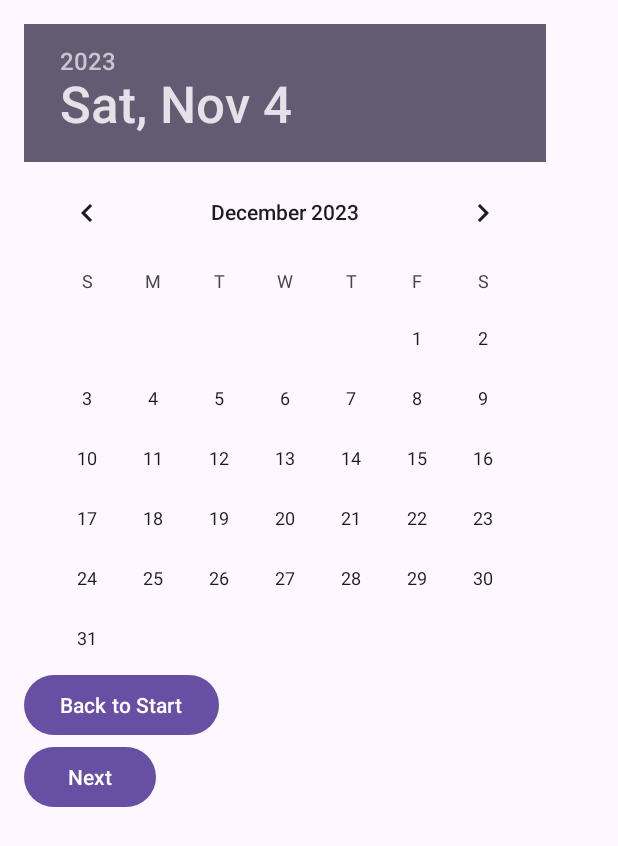
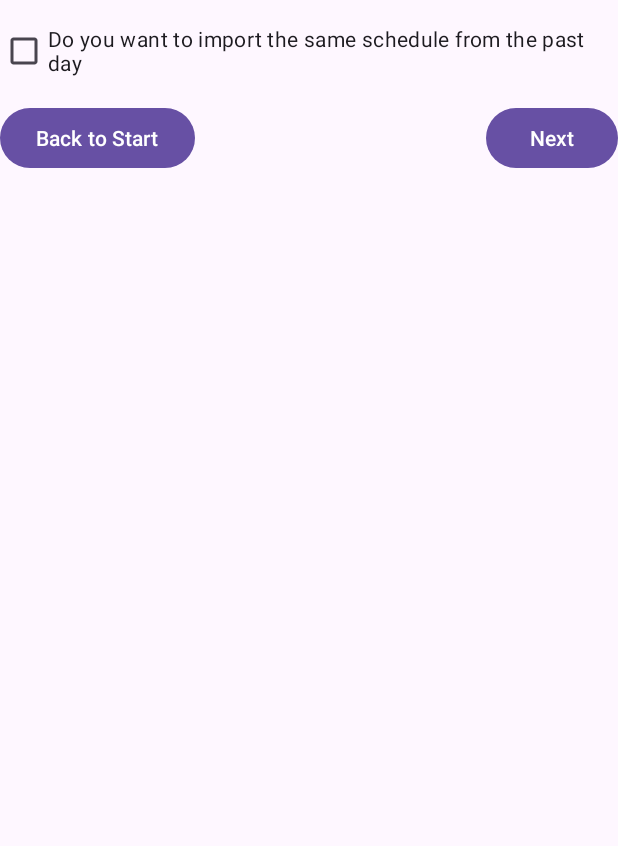
Before and after one commit to xuchenzhe531/Startup_LifeRhythms, an Android app: the DateSelectionActivity screen opened directly, with no data from a screen before it, after a tap on "Next", on a phone screen of 412 x 824 dp. Shown: the top 846 px of the screen. Run offline under Robolectric (Android 15) with nearby library versions, the phone set to English and light mode, and no system bars; 1 other tap on this screen came first.

Commit message:
Schedule for users to selected past shedule

```diff
--- a/app/src/main/AndroidManifest.xml
+++ b/app/src/main/AndroidManifest.xml
@@ -13,6 +13,9 @@
         android:theme="@style/Theme.MyApplication"
         tools:targetApi="31">
         <activity
+            android:name=".CheckPastSchedule"
+            android:exported="false" />
+        <activity
             android:name=".DateSelectionActivity"
             android:exported="false" />
         <activity
--- /dev/null
+++ b/app/src/main/java/com/cs407/myapplication/CheckPastSchedule.java
@@ -0,0 +1,47 @@
+package com.cs407.myapplication;
+
+import android.annotation.SuppressLint;
+import android.content.Intent;
+import android.os.Bundle;
+import android.view.View;
+import android.widget.Button;
+import android.widget.CheckBox;
+import androidx.appcompat.app.AppCompatActivity;
+
+public class CheckPastSchedule extends AppCompatActivity {
+
+    private CheckBox checkBox;
+    private Button backButton;
+    private Button nextButton;
+    private boolean isCheckBoxChecked;
+
+    @SuppressLint("MissingInflatedId")
+    @Override
+    protected void onCreate(Bundle savedInstanceState) {
+        super.onCreate(savedInstanceState);
+        setContentView(R.layout.activity_check_past_schedule); // make sure you have a corresponding layout XML file.
+
+        checkBox = findViewById(R.id.checkbox_import_schedule);
+        backButton = findViewById(R.id.button_back_to_start);
+        nextButton = findViewById(R.id.button_next);
+
+        // Set a listener for the checkbox
+        checkBox.setOnCheckedChangeListener((buttonView, isChecked) -> {
+            // Store the checkbox status in a variable
+            isCheckBoxChecked = isChecked;
+        });
+
+        // Set a listener for the back button
+        backButton.setOnClickListener(v -> {
+            // Intent to go back to MainActivity
+            Intent intent = new Intent(CheckPastSchedule.this, MainActivity.class);
+            startActivity(intent);
+        });
+
+        // Set a listener for the next button
+        nextButton.setOnClickListener(v -> {
+            // Proceed to the next activity or whatever needs to be done next
+            // You can also pass the state of 'isCheckBoxChecked' if needed
+        });
+    }
+}
--- a/app/src/main/java/com/cs407/myapplication/DateSelectionActivity.java
+++ b/app/src/main/java/com/cs407/myapplication/DateSelectionActivity.java
@@ -1,5 +1,6 @@
 package com.cs407.myapplication;
 
+import android.content.Intent;
 import android.os.Bundle;
 import android.view.View;
 import android.widget.Button;
@@ -40,8 +41,8 @@
         buttonNext.setOnClickListener(new View.OnClickListener() {
             @Override
             public void onClick(View v) {
-                // Handle the "Next" button click, e.g., navigate to the next activity or perform other actions
-                // You can use the selectedDate variable here to access the chosen date
+                Intent intent = new Intent(DateSelectionActivity.this, CheckPastSchedule.class);
+                startActivity(intent);
             }
         });
     }
--- /dev/null
+++ b/app/src/main/res/layout/activity_check_past_schedule.xml
@@ -0,0 +1,31 @@
+<?xml version="1.0" encoding="utf-8"?>
+<RelativeLayout xmlns:android="http://schemas.android.com/apk/res/android"
+    android:layout_width="match_parent"
+    android:layout_height="match_parent">
+
+    <CheckBox
+        android:id="@+id/checkbox_import_schedule"
+        android:layout_width="wrap_content"
+        android:layout_height="wrap_content"
+        android:text="Do you want to import the same schedule from the past day"
+        android:layout_centerHorizontal="true"
+        android:layout_marginTop="10dp" />
+
+    <Button
+        android:id="@+id/button_back_to_start"
+        android:layout_width="wrap_content"
+        android:layout_height="wrap_content"
+        android:text="Back to Start"
+        android:layout_alignParentStart="true"
+        android:layout_below="@id/checkbox_import_schedule"
+        android:layout_marginTop="10dp" />
+
+    <Button
+        android:id="@+id/button_next"
+        android:layout_width="wrap_content"
+        android:layout_height="wrap_content"
+        android:text="Next"
+        android:layout_alignParentEnd="true"
+        android:layout_below="@id/checkbox_import_schedule"
+        android:layout_marginTop="10dp" />
+</RelativeLayout>
```
